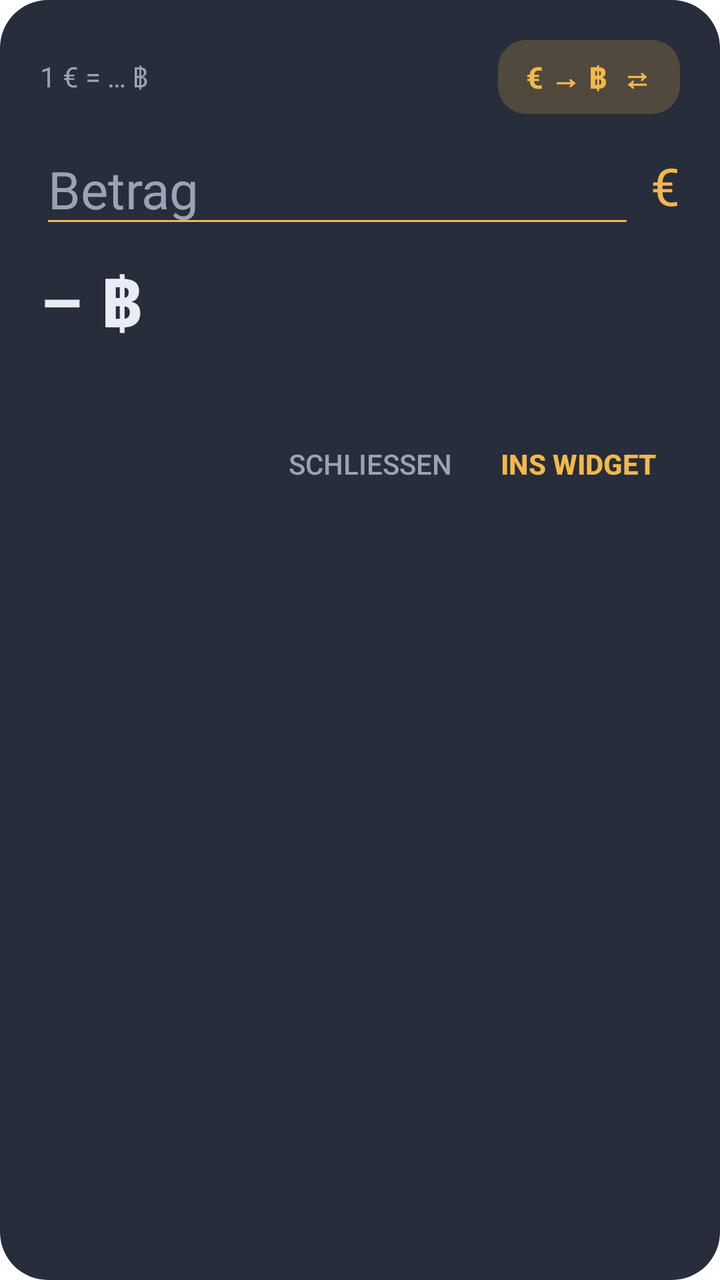
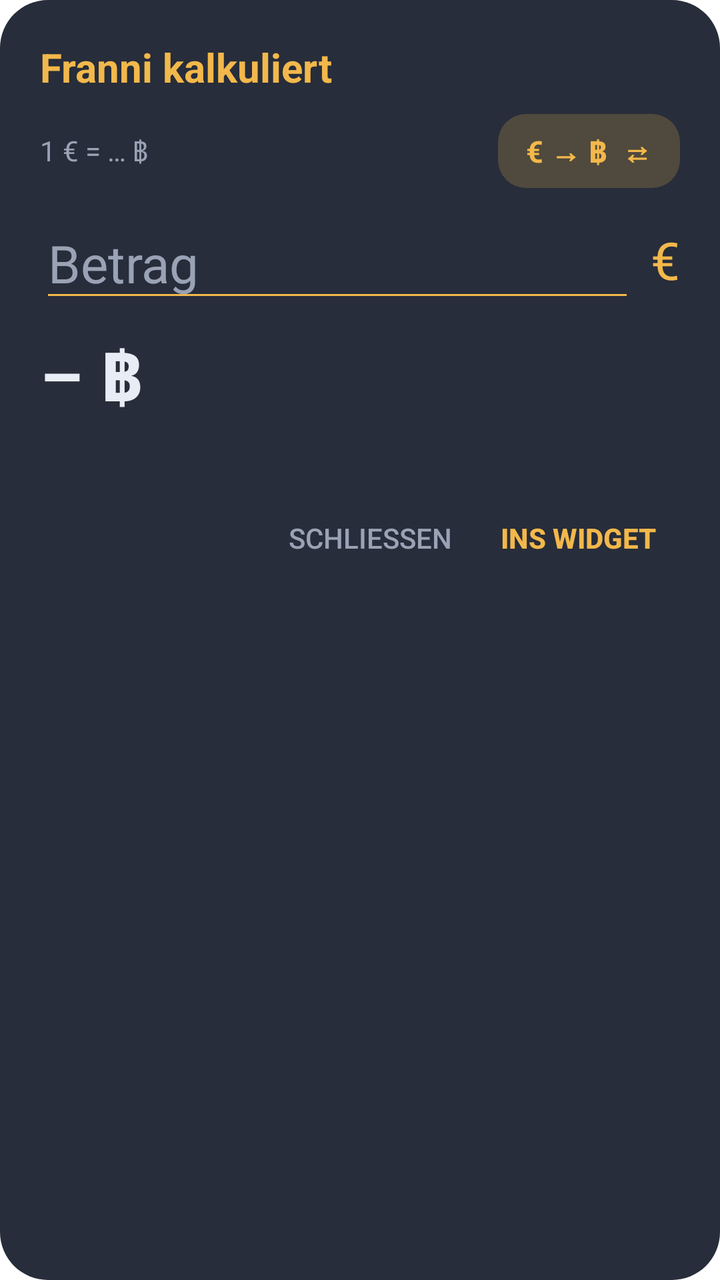

Compare the two renders of this Android layout. The source of the first and the diff that turns it into the second are given below.
<!-- AndroidManifest.xml: activity theme ConvertDialog -->
<!-- res/layout/activity_convert.xml -->
<?xml version="1.0" encoding="utf-8"?>
<LinearLayout xmlns:android="http://schemas.android.com/apk/res/android"
    android:layout_width="320dp"
    android:layout_height="wrap_content"
    android:background="@drawable/dialog_bg"
    android:orientation="vertical"
    android:padding="20dp">

    <LinearLayout
        android:layout_width="match_parent"
        android:layout_height="wrap_content"
        android:orientation="horizontal"
        android:gravity="center_vertical">

        <TextView
            android:id="@+id/rate_line"
            android:layout_width="0dp"
            android:layout_height="wrap_content"
            android:layout_weight="1"
            android:text="1 € = … ฿"
            android:textColor="@color/text_dim"
            android:textSize="14sp" />

        <TextView
            android:id="@+id/swap"
            android:layout_width="wrap_content"
            android:layout_height="wrap_content"
            android:background="@drawable/chip_bg"
            android:paddingStart="14dp"
            android:paddingEnd="14dp"
            android:paddingTop="8dp"
            android:paddingBottom="8dp"
            android:text="€ → ฿  ⇄"
            android:textColor="@color/accent"
            android:textSize="15sp"
            android:textStyle="bold" />
    </LinearLayout>

    <LinearLayout
        android:layout_width="match_parent"
        android:layout_height="wrap_content"
        android:layout_marginTop="10dp"
        android:orientation="horizontal"
        android:gravity="center_vertical">

        <EditText
            android:id="@+id/input"
            android:layout_width="0dp"
            android:layout_height="wrap_content"
            android:layout_weight="1"
            android:digits="0123456789,."
            android:hint="Betrag"
            android:imeOptions="actionDone"
            android:inputType="numberDecimal"
            android:maxLines="1"
            android:textColor="@color/text"
            android:textColorHint="@color/text_dim"
            android:backgroundTint="@color/accent"
            android:textSize="26sp" />

        <TextView
            android:id="@+id/input_currency"
            android:layout_width="wrap_content"
            android:layout_height="wrap_content"
            android:paddingStart="8dp"
            android:text="€"
            android:textColor="@color/accent"
            android:textSize="26sp" />
    </LinearLayout>

    <TextView
        android:id="@+id/result"
        android:layout_width="match_parent"
        android:layout_height="wrap_content"
        android:layout_marginTop="8dp"
        android:text="– ฿"
        android:textColor="@color/text"
        android:textSize="34sp"
        android:textStyle="bold" />

    <TextView
        android:id="@+id/status_line"
        android:layout_width="match_parent"
        android:layout_height="wrap_content"
        android:layout_marginTop="2dp"
        android:textColor="@color/text_dim"
        android:textSize="12sp" />

    <LinearLayout
        android:layout_width="match_parent"
        android:layout_height="wrap_content"
        android:layout_marginTop="16dp"
        android:gravity="end"
        android:orientation="horizontal">

        <Button
            android:id="@+id/cancel"
            style="?android:attr/borderlessButtonStyle"
            android:layout_width="wrap_content"
            android:layout_height="wrap_content"
            android:text="Schließen"
            android:textColor="@color/text_dim" />

        <Button
            android:id="@+id/save"
            style="?android:attr/borderlessButtonStyle"
            android:layout_width="wrap_content"
            android:layout_height="wrap_content"
            android:text="Ins Widget"
            android:textColor="@color/accent"
            android:textStyle="bold" />
    </LinearLayout>
</LinearLayout>
<!-- resources referenced by this layout -->
<resources>
  <color name="accent">#FFF2B84B</color>
  <color name="text">#FFE8ECF4</color>
  <color name="text_dim">#FF9AA3B5</color>
  <!-- drawable chip_bg (drawable) -->
  <?xml version="1.0" encoding="utf-8"?>
  <shape xmlns:android="http://schemas.android.com/apk/res/android" android:shape="rectangle">
      <solid android:color="#33F2B84B" />
      <corners android:radius="14dp" />
  </shape>
  <!-- drawable dialog_bg (drawable) -->
  <?xml version="1.0" encoding="utf-8"?>
  <shape xmlns:android="http://schemas.android.com/apk/res/android" android:shape="rectangle">
      <solid android:color="@color/bg" />
      <corners android:radius="24dp" />
  </shape>
  <style name="ConvertDialog" parent="android:Theme.DeviceDefault.Dialog.NoActionBar">
          <item name="android:windowBackground">@android:color/transparent</item>
          <item name="android:windowIsFloating">true</item>
          <item name="android:windowCloseOnTouchOutside">true</item>
          <item name="android:backgroundDimEnabled">true</item>
          <item name="android:colorAccent">@color/accent</item>
      </style>
  <color name="bg">#F21C2230</color>
</resources>

<!-- the commit's change to res/layout/activity_convert.xml (unified diff, before → after) -->
@@ -5,6 +5,15 @@
     android:background="@drawable/dialog_bg"
     android:orientation="vertical"
     android:padding="20dp">
+
+    <TextView
+        android:layout_width="match_parent"
+        android:layout_height="wrap_content"
+        android:layout_marginBottom="10dp"
+        android:text="@string/app_name"
+        android:textColor="@color/accent"
+        android:textSize="20sp"
+        android:textStyle="bold" />
 
     <LinearLayout
         android:layout_width="match_parent"
<!-- resource entries referenced after the edit -->
@@ -15,6 +15,7 @@
       <solid android:color="@color/bg" />
       <corners android:radius="24dp" />
   </shape>
+  <string name="app_name">Franni kalkuliert</string>
   <style name="ConvertDialog" parent="android:Theme.DeviceDefault.Dialog.NoActionBar">
           <item name="android:windowBackground">@android:color/transparent</item>
           <item name="android:windowIsFloating">true</item>
